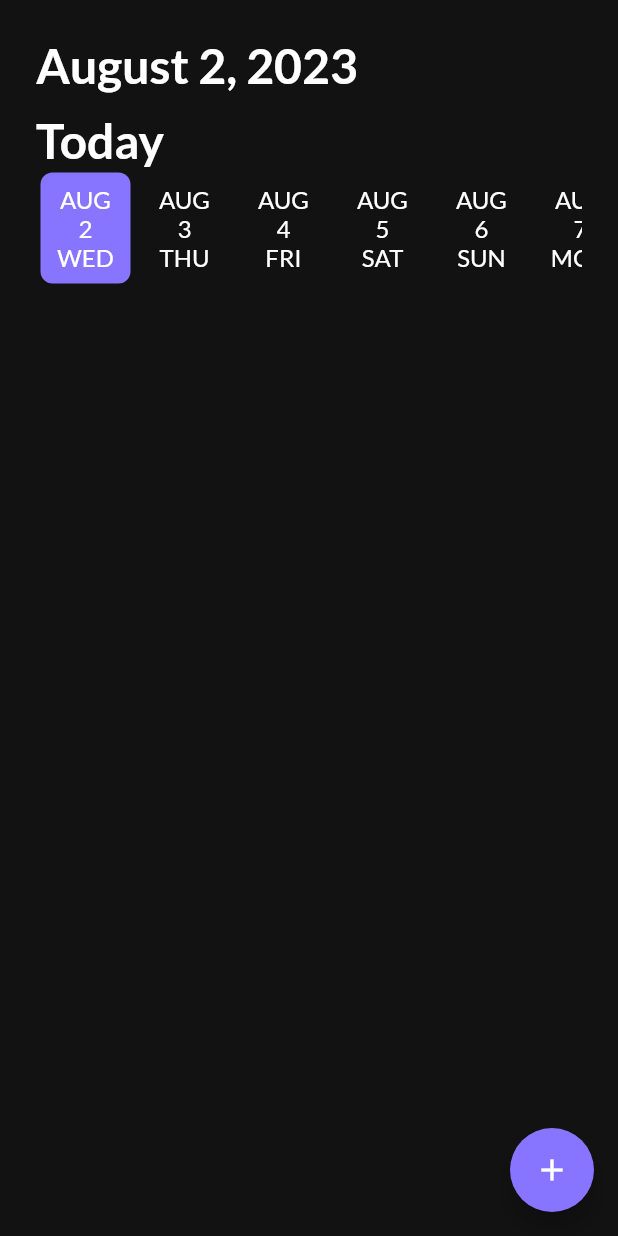
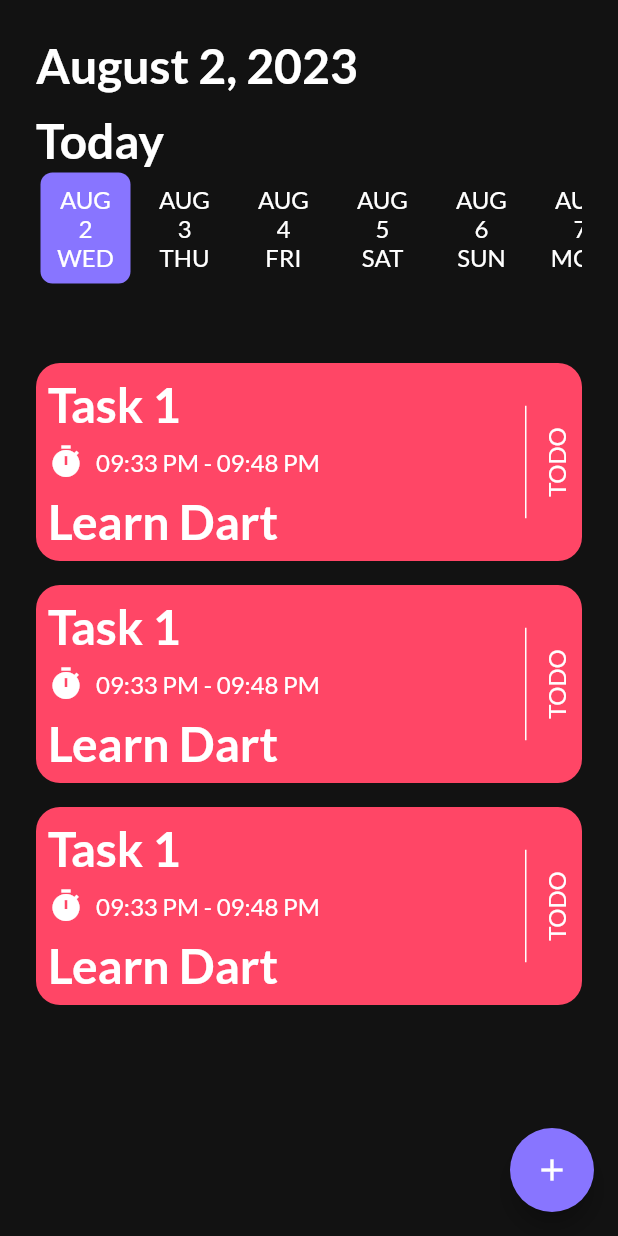
Before and after one commit to AmmarAgeeza/Up-To-Do-App, a Flutter app: the HomeScreen screen opened directly, on a phone screen of 412 x 824 dp. Run offline on Flutter 3.47's test engine with Material 2 defaults, Android fonts, the phone set to English and light mode, and no system bars; drawn by our look-alikes of date_picker_timeline; our stand-ins replace get_it, google_fonts, shared_preferences, smooth_page_indicator; accounts and stored records are empty.

Commit message:
task component

```diff
--- a/lib/feature/task/presentation/screens/home_screen.dart
+++ b/lib/feature/task/presentation/screens/home_screen.dart
@@ -48,6 +48,10 @@ class HomeScreen extends StatelessWidget {
               ),
               //no tasks
               // noTasksWidget(context),
+              const TaskComponent(),
+              const TaskComponent(),
+              const TaskComponent(),
+
             ],
           ),
         ),
@@ -79,3 +83,80 @@ class HomeScreen extends StatelessWidget {
     );
   }
 }
+
+class TaskComponent extends StatelessWidget {
+  const TaskComponent({
+    super.key,
+  });
+
+  @override
+  Widget build(BuildContext context) {
+    return Container(
+      height: 132,
+      padding: const EdgeInsets.all(8),
+      decoration: BoxDecoration(
+        color: AppColors.red,
+        borderRadius: BorderRadius.circular(16),
+
+      ),
+      margin: const EdgeInsets.only(bottom: 16),
+      child: Row(
+        children: [
+          //column
+          Expanded(
+            child: Column(
+              crossAxisAlignment: CrossAxisAlignment.start,
+              children: [
+                //text
+                Text(
+                  'Task 1',
+                  style: Theme.of(context).textTheme.displayLarge,
+                ),
+                const SizedBox(height: 8),
+
+                //row
+                Row(
+                  mainAxisAlignment: MainAxisAlignment.start,
+                  children: [
+                    const Icon(
+                      Icons.timer,
+                      color: AppColors.white,
+                    ),
+                    const SizedBox(width: 8),
+                    Text(
+                      '09:33 PM - 09:48 PM',
+                      style: Theme.of(context).textTheme.displayMedium,
+                    ),
+                  ],
+                ),
+                const SizedBox(height: 8),
+                //text
+                Text(
+                  'Learn Dart',
+                  style: Theme.of(context).textTheme.displayLarge,
+                ),
+              ],
+            ),
+          ),
+
+          //divider
+          Container(
+            height: 75,
+            width: 1,
+            color: Colors.white,
+            margin: const EdgeInsets.only(right: 10),
+          ),
+          // const SizedBox(width: 10,),
+          //text
+          RotatedBox(
+            quarterTurns: 3,
+            child: Text(
+              AppStrings.toDo,
+              style: Theme.of(context).textTheme.displayMedium,
+            ),
+          )
+        ],
+      ),
+    );
+  }
+}
```
Lines whose indentation alone changed are shown as unchanged.
